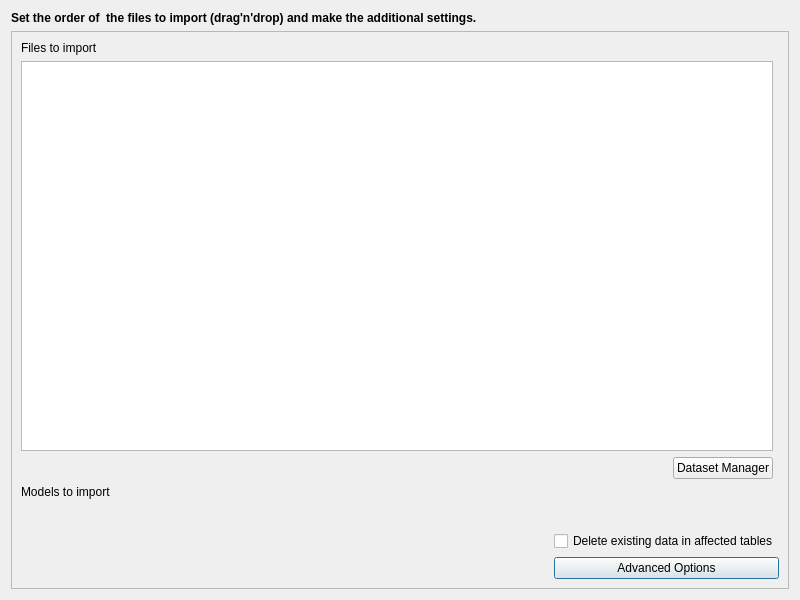
opengisch/QgisModelBaker, file QgisModelBaker/ui/workflow_wizard/import_data_configuration.ui: the form before one commit.
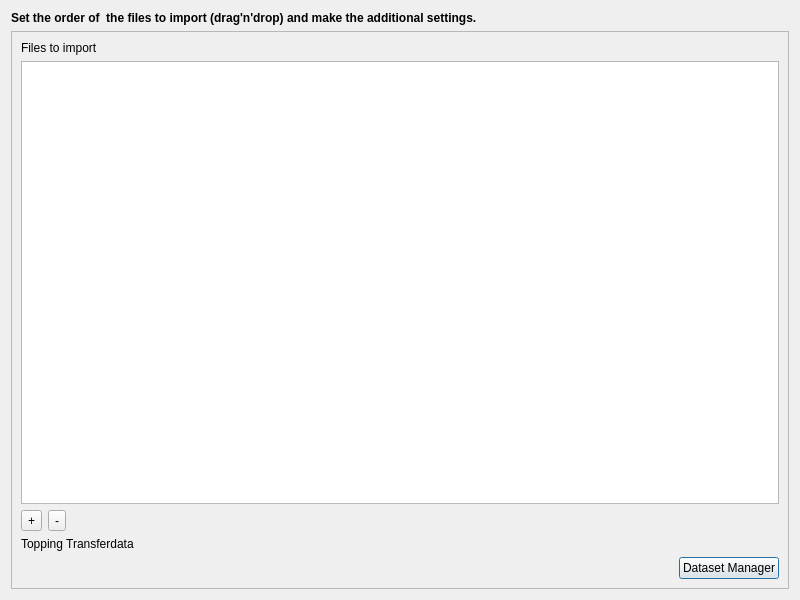
The form after the commit. Custom widgets are drawn as their Qt base class.

Commit message: completer widget receiving referencedata from models in the database on the data import page

What changed in the file:
```diff
--- a/QgisModelBaker/ui/workflow_wizard/import_data_configuration.ui
+++ b/QgisModelBaker/ui/workflow_wizard/import_data_configuration.ui
@@ -48,58 +48,52 @@
       <enum>QFrame::Raised</enum>
      </property>
      <layout class="QGridLayout" name="gridLayout_3">
-      <item row="3" column="0">
-       <widget class="QLabel" name="model_label">
-        <property name="text">
-         <string>Models to import</string>
-        </property>
-       </widget>
+      <item row="2" column="0" colspan="4">
+       <layout class="QHBoxLayout" name="horizontalLayout_3">
+        <item>
+         <widget class="QToolButton" name="add_button">
+          <property name="text">
+           <string>+</string>
+          </property>
+         </widget>
+        </item>
+        <item>
+         <widget class="QToolButton" name="remove_button">
+          <property name="text">
+           <string>-</string>
+          </property>
+         </widget>
+        </item>
+        <item>
+         <spacer name="horizontalSpacer">
+          <property name="orientation">
+           <enum>Qt::Horizontal</enum>
+          </property>
+          <property name="sizeHint" stdset="0">
+           <size>
+            <width>674</width>
+            <height>20</height>
+           </size>
+          </property>
+         </spacer>
+        </item>
+       </layout>
       </item>
-      <item row="4" column="0" colspan="2">
-       <widget class="ModelListView" name="model_list_view" native="true"/>
-      </item>
-      <item row="1" column="0">
+      <item row="1" column="0" colspan="4">
        <widget class="QTableView" name="file_table_view">
         <property name="sortingEnabled">
          <bool>true</bool>
         </property>
        </widget>
       </item>
-      <item row="7" column="0" colspan="2">
-       <layout class="QGridLayout" name="gridLayout_2">
-        <item row="0" column="1">
-         <widget class="QCheckBox" name="chk_delete_data">
-          <property name="toolTip">
-           <string>Delete existing data including dependencies like catalogues etc.</string>
-          </property>
-          <property name="text">
-           <string>Delete existing data in affected tables</string>
-          </property>
-         </widget>
-        </item>
-        <item row="1" column="0">
-         <spacer name="horizontalSpacer">
-          <property name="orientation">
-           <enum>Qt::Horizontal</enum>
-          </property>
-          <property name="sizeHint" stdset="0">
-           <size>
-            <width>563</width>
-            <height>20</height>
-           </size>
-          </property>
-         </spacer>
-        </item>
-        <item row="1" column="1">
-         <widget class="QPushButton" name="ili2db_options_button">
-          <property name="text">
-           <string>Advanced Options</string>
-          </property>
-         </widget>
-        </item>
-       </layout>
+      <item row="0" column="0" colspan="2">
+       <widget class="QLabel" name="file_label">
+        <property name="text">
+         <string>Files to import</string>
+        </property>
+       </widget>
       </item>
-      <item row="2" column="0">
+      <item row="5" column="0" colspan="4">
        <layout class="QGridLayout" name="gridLayout_4">
         <item row="0" column="0">
          <spacer name="horizontalSpacer_2">
@@ -123,23 +117,13 @@
         </item>
        </layout>
       </item>
-      <item row="6" column="0">
-       <widget class="QLabel" name="toml_file_info_label">
-        <property name="maximumSize">
-         <size>
-          <width>580</width>
-          <height>16777215</height>
-         </size>
-        </property>
-        <property name="text">
-         <string/>
-        </property>
-       </widget>
+      <item row="3" column="1" rowspan="2" colspan="3">
+       <widget class="CompletionLineEdit" name="ilireferencedata_line_edit" native="true"/>
       </item>
-      <item row="0" column="0">
-       <widget class="QLabel" name="file_label">
+      <item row="3" column="0" rowspan="2">
+       <widget class="QLabel" name="ilireferencedata_label">
         <property name="text">
-         <string>Files to import</string>
+         <string>Topping Transferdata</string>
         </property>
        </widget>
       </item>
@@ -150,7 +134,7 @@
  </widget>
  <customwidgets>
   <customwidget>
-   <class>ModelListView</class>
+   <class>CompletionLineEdit</class>
    <extends></extends>
    <header>QgisModelBaker.gui.options</header>
    <container>1</container>
```
The commit also changes 2 other files.
